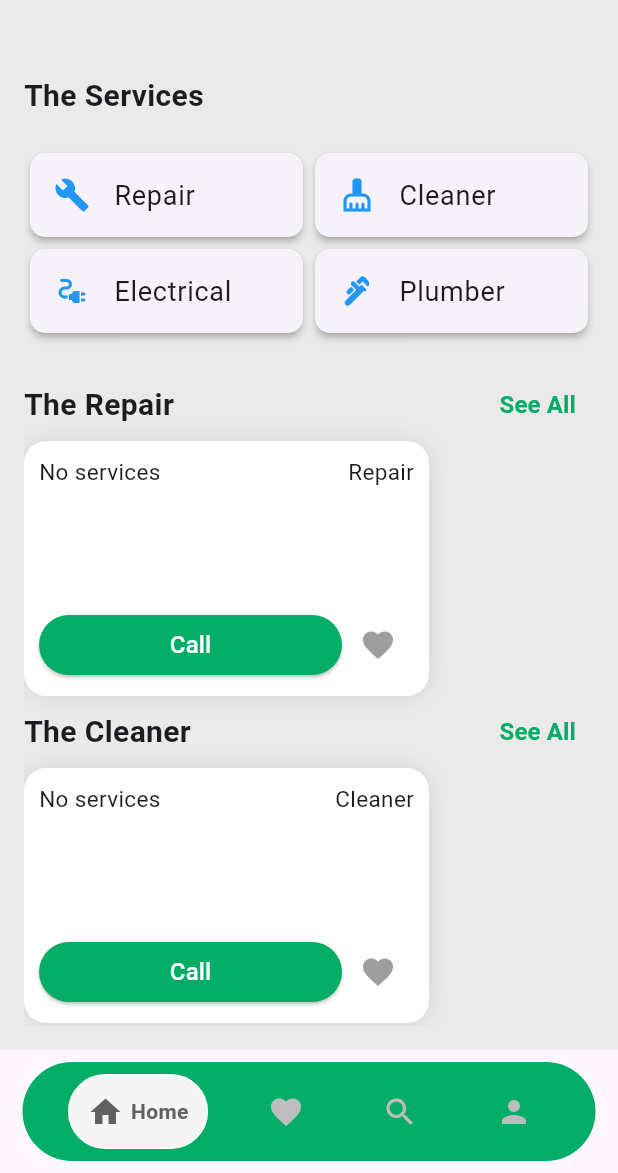
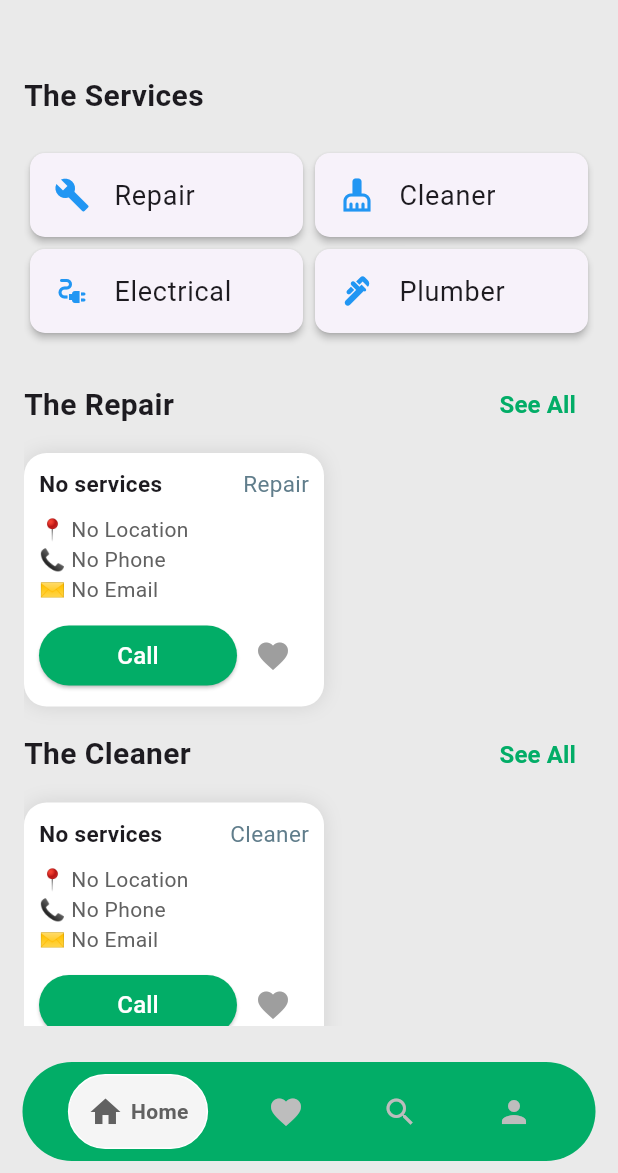
Before and after one commit to Saif-Daghsni/ServiceSpot_APP, a Flutter app: the screen it shows once a user with an empty profile is signed in, on a phone screen of 412 x 824 dp, the part 63-1236 px from its top. Run offline on Flutter 3.47's test engine with Material 3 defaults, Android fonts, the phone set to English and light mode, and no system bars; drawn by our look-alikes of google_nav_bar; our stand-ins replace cloud_firestore, firebase_auth, firebase_core, geolocator, google_maps_flutter, google_sign_in and 1 more; accounts and stored records are empty.

Commit message:
favorite search home pages

```diff
--- a/lib/components/bottom_nav_bar.dart
+++ b/lib/components/bottom_nav_bar.dart
@@ -8,7 +8,9 @@ class MyBottomNavBar extends StatelessWidget {
 
   @override
   Widget build(BuildContext context) {
-    return SafeArea( // Wrap in SafeArea to avoid system UI overlap
+    return Container(
+      color: const Color.fromRGBO(234, 234, 234, 1.0), // Background color for SafeArea
+      child: SafeArea( // Wrap in SafeArea to avoid system UI overlap
       child: Container(
         margin: const EdgeInsets.symmetric(horizontal: 15, vertical: 8), // Add margin
         decoration: BoxDecoration(
@@ -51,6 +53,7 @@ class MyBottomNavBar extends StatelessWidget {
           ),
         ),
       ),
+      ),
     );
   }
 }
--- a/lib/main.dart
+++ b/lib/main.dart
@@ -1,5 +1,5 @@
 /*
-step1:search and favorite page
+step:search and favorite page + home page
 */
 
 
@@ -10,6 +10,7 @@ import 'package:firebase_core/firebase_core.dart';
 import 'package:flutter/material.dart';
 import 'package:servicespot/pages/ForgetPassword_page.dart';
 import 'package:servicespot/pages/Maps.dart';
+import 'package:servicespot/pages/WorkerDetails.dart';
 import 'package:servicespot/pages/addService_page.dart';
 import 'package:servicespot/pages/auth.dart';
 import 'package:servicespot/pages/editeProfileWorker_page.dart';
@@ -54,6 +55,7 @@ class MyApp extends StatelessWidget {
         '/profilePage': (context) => ProfilePage(),
         '/mapsscreen': (context) => MapScreen(),
         '/editeWorkerProfile': (context) => EditWorkerProfile(),
+        '/workerDetails': (context) => WorkerDetailsPage(service: {},),
 
       },
     );
--- a/lib/pages/home_page.dart
+++ b/lib/pages/home_page.dart
@@ -1,5 +1,6 @@
 import 'package:cloud_firestore/cloud_firestore.dart';
 import 'package:flutter/material.dart';
+import 'package:servicespot/pages/WorkerDetails.dart';
 
 class HomePage extends StatefulWidget {
   const HomePage({super.key});
@@ -9,7 +10,6 @@ class HomePage extends StatefulWidget {
 }
 
 class _HomePageState extends State<HomePage> {
-  // Updated service categories as per your request
   Map<String, List<Map<String, dynamic>>> servicesData = {
     'Repair': [],
     'Cleaner': [],
@@ -23,16 +23,14 @@ class _HomePageState extends State<HomePage> {
     _fetchServicesData();
   }
 
-  // Fetch data from Firebase Firestore
   Future<void> _fetchServicesData() async {
     try {
       for (var category in servicesData.keys) {
         QuerySnapshot snapshot = await FirebaseFirestore.instance
-            .collection(category) // Corrected collection names
+            .collection(category)
             .get();
 
-        // Debugging: Print fetched data
-        print("Fetched data for $category: ${snapshot.docs}");
+        print("Fetched ${snapshot.docs.length} documents for $category.");
 
         List<Map<String, dynamic>> servicesList = snapshot.docs.map((doc) {
           return {
@@ -82,6 +80,7 @@ class _HomePageState extends State<HomePage> {
       print("Error updating isFavorite: $e");
     }
   }
+
   @override
   Widget build(BuildContext context) {
     return Scaffold(
@@ -112,7 +111,6 @@ class _HomePageState extends State<HomePage> {
 
               const SizedBox(height: 20),
 
-              // Build Service Categories
               _buildServiceCategory("Repair", servicesData['Repair']),
               _buildServiceCategory("Cleaner", servicesData['Cleaner']),
               _buildServiceCategory("Electrical", servicesData['Electrical']),
@@ -124,8 +122,9 @@ class _HomePageState extends State<HomePage> {
     );
   }
 
-  // Widget to build service categories
   Widget _buildServiceCategory(String category, List<Map<String, dynamic>>? services) {
+    print("Building category: $category with services: ${services?.length}");
+
     return Column(
       crossAxisAlignment: CrossAxisAlignment.start,
       children: [
@@ -133,8 +132,9 @@ class _HomePageState extends State<HomePage> {
         SingleChildScrollView(
           scrollDirection: Axis.horizontal,
           child: Row(
-            children: services!.isNotEmpty
+            children: services != null && services.isNotEmpty
                 ? services.map((service) {
+                    print("Adding service to UI: $service");
                     return Padding(
                       padding: const EdgeInsets.only(right: 10),
                       child: _ServiceBox(service),
@@ -151,64 +151,77 @@ class _HomePageState extends State<HomePage> {
       ],
     );
   }
-
-  // Service Box to display individual service details
-  Widget _ServiceBox(Map<String, dynamic> service) {
-    bool isFavorite = service['isFavorite'] ?? false;
-    return Container(
-      width: 270,
-      height: 170,
+Widget _ServiceBox(Map<String, dynamic> service) {
+  bool isFavorite = service['isFavorite'] ?? false;
+  return GestureDetector(
+    onTap: () {
+      Navigator.push(
+        context,
+        MaterialPageRoute(
+          builder: (context) => WorkerDetailsPage(service: service),
+        ),
+      );
+    },
+    child: Container(
+      width: 200,
+      margin: EdgeInsets.symmetric(vertical: 8),
+      padding: const EdgeInsets.all(10),
       decoration: BoxDecoration(
         color: Colors.white,
         borderRadius: BorderRadius.circular(15),
-        boxShadow: [
-          BoxShadow(color: Colors.black.withOpacity(0.1), blurRadius: 10),
-        ],
+        boxShadow: [BoxShadow(color: Colors.black.withOpacity(0.1), blurRadius: 10)],
       ),
-      padding: const EdgeInsets.all(10),
       child: Column(
         crossAxisAlignment: CrossAxisAlignment.start,
         children: [
           Row(
             mainAxisAlignment: MainAxisAlignment.spaceBetween,
             children: [
-              Text(service['name'], style: const TextStyle(fontSize: 15)),
-              Text(service['work'], style: const TextStyle(fontSize: 15)),
+              Expanded(
+                child: Text(
+                  service['name'] ?? "Unknown",
+                  style: const TextStyle(fontSize: 15, fontWeight: FontWeight.bold),
+                  overflow: TextOverflow.ellipsis,
+                ),
+              ),
+              Text(
+                service['work'] ?? "Unknown",
+                style: const TextStyle(fontSize: 15, color: Colors.blueGrey),
+              ),
             ],
           ),
-          const Spacer(),
+          SizedBox(height: 10),
+          Text("📍 ${service['location'] ?? 'No Location'}",
+              style: TextStyle(fontSize: 14, color: Colors.grey[700])),
+          Text("📞 ${service['phone'] ?? 'No Phone'}",
+              style: TextStyle(fontSize: 14, color: Colors.grey[700])),
+          Text("✉️ ${service['email'] ?? 'No Email'}",
+              style: TextStyle(fontSize: 14, color: Colors.grey[700])),
+          SizedBox(height: 10),
           Row(
             children: [
               Expanded(
                 child: ElevatedButton(
                   onPressed: () {},
                   style: ElevatedButton.styleFrom(
-                    backgroundColor: const Color.fromRGBO(2, 173, 103, 1.0),
-                    shape: RoundedRectangleBorder(
-                      borderRadius: BorderRadius.circular(20),
-                    ),
+                    backgroundColor: Color.fromRGBO(2, 173, 103, 1.0),
+                    shape: RoundedRectangleBorder(borderRadius: BorderRadius.circular(20)),
                   ),
-                  child: const Text(
-                    "Call",
-                    style: TextStyle(fontSize: 16, color: Colors.white),
-                  ),
+                  child: const Text("Call", style: TextStyle(fontSize: 16, color: Colors.white)),
                 ),
               ),
               IconButton(
                 onPressed: () => _toggleFavorite(service),
-                icon: Icon(
-                  Icons.favorite,
-                  color: isFavorite ? Colors.red : Colors.grey,
-                ),
+                icon: Icon(Icons.favorite, color: isFavorite ? Colors.red : Colors.grey),
               ),
             ],
           ),
         ],
       ),
-    );
-  }
+    ),
+  );
+}
 
-  // Service Title Widget
   Widget _ServiceTitle(String title, String seeAll) {
     return Row(
       mainAxisAlignment: MainAxisAlignment.spaceBetween,
@@ -234,7 +247,6 @@ class _HomePageState extends State<HomePage> {
     );
   }
 
-  // Service Tile Widget
   Widget _buildServiceTile(String title, IconData icon) {
     return Card(
       elevation: 2,
--- a/lib/pages/search_page.dart
+++ b/lib/pages/search_page.dart
@@ -68,7 +68,7 @@ class _SearchPageState extends State<SearchPage> {
   @override
   Widget build(BuildContext context) {
     return Scaffold(
-      backgroundColor: Color.fromRGBO(235, 239, 238, 1.0),
+      backgroundColor: Color.fromRGBO(234, 234, 234, 1.0),
       body: Column(
         children: [
           // Search bar & filter dropdown
```
Also changed, not shown: lib/pages/WorkerDetails.dart (added, +67 -0 lines), lib/pages/favorite_page.dart (+24 -18 lines).
